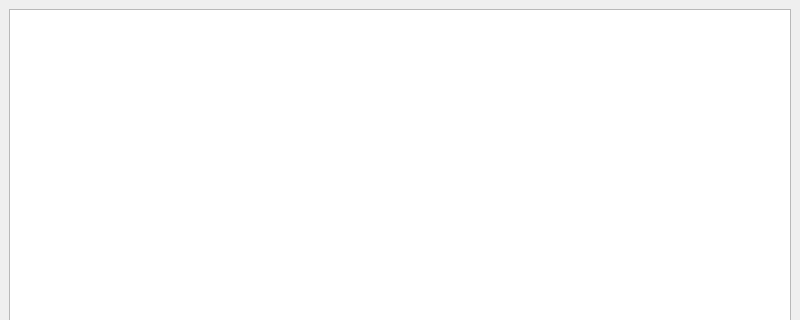
First picture: the form in main.ui, repository avalanche05/espresso, before the edit; both pictures show x 0 to 800 and y 0 to 320 of the 800 by 600 pixel window.
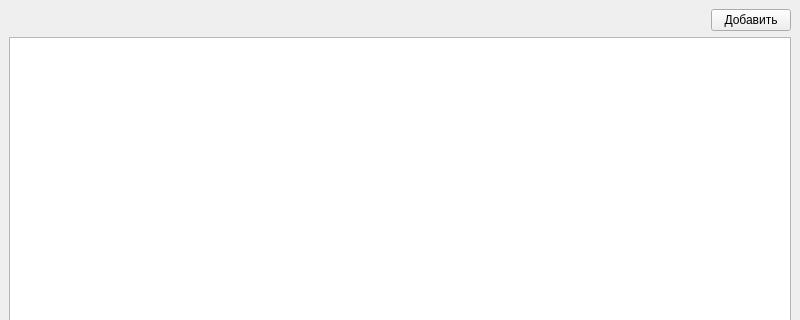
Second picture: the form after the edit.

What changed in the file:
```diff
--- a/main.ui
+++ b/main.ui
@@ -15,7 +15,27 @@
   </property>
   <widget class="QWidget" name="centralwidget">
    <layout class="QGridLayout" name="gridLayout">
+    <item row="0" column="1">
+     <widget class="QPushButton" name="pushButton">
+      <property name="text">
+       <string>Добавить</string>
+      </property>
+     </widget>
+    </item>
     <item row="0" column="0">
+     <spacer name="horizontalSpacer">
+      <property name="orientation">
+       <enum>Qt::Horizontal</enum>
+      </property>
+      <property name="sizeHint" stdset="0">
+       <size>
+        <width>40</width>
+        <height>20</height>
+       </size>
+      </property>
+     </spacer>
+    </item>
+    <item row="1" column="0" colspan="2">
      <widget class="QTableWidget" name="tableWidget"/>
     </item>
    </layout>
```
